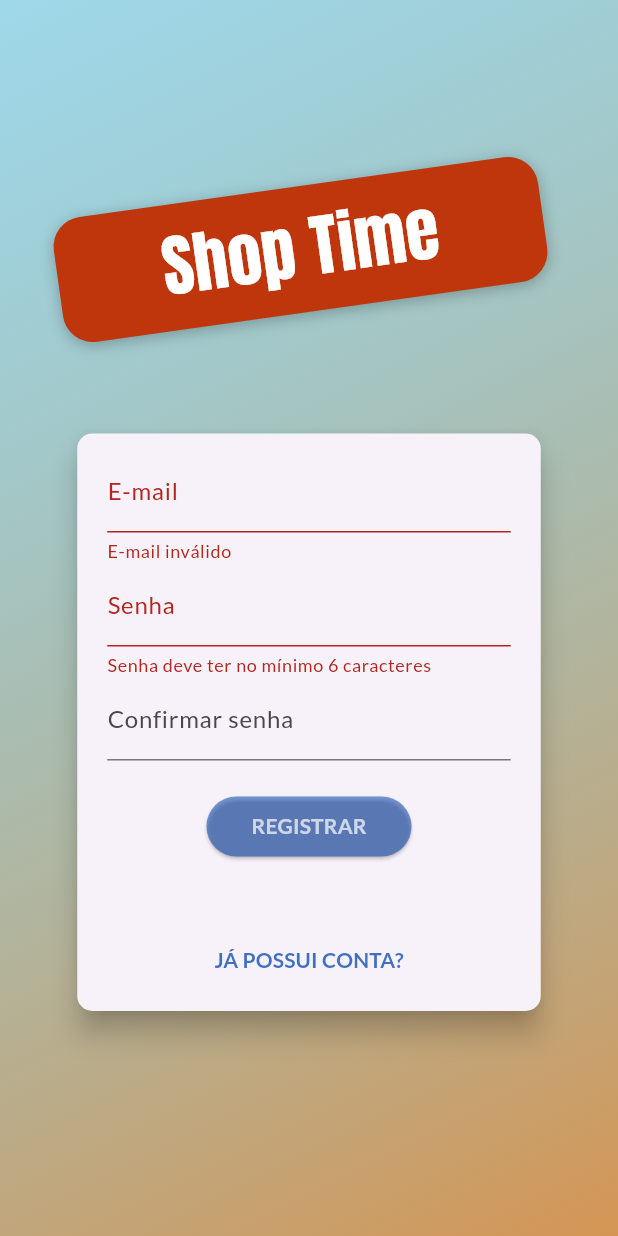
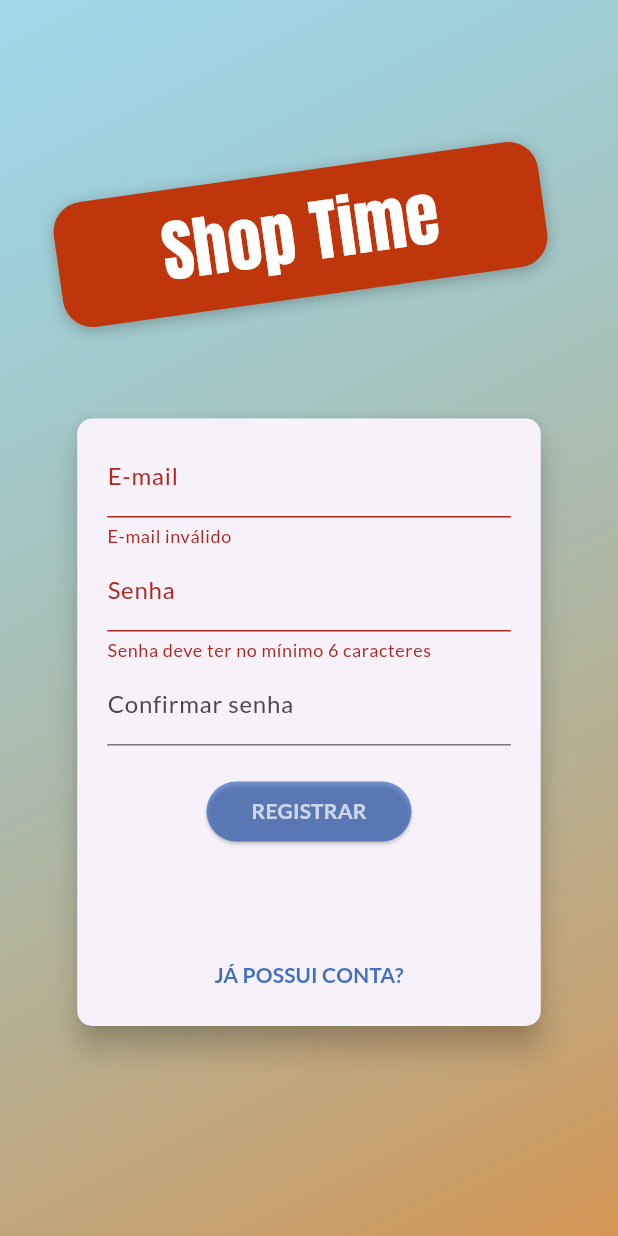
Before and after one commit to gabrielnavas/shop_flutter_auth_firebase_app, a Flutter app: the screen it shows after launch, after a tap on "ENTRAR", after a tap on "DESEJA REGISTRAR?", on a phone screen of 412 x 824 dp. Run offline on Flutter 3.47's test engine with Material 3 defaults, Android fonts, the phone set to English and light mode, and no system bars; our stand-ins replace faker, shared_preferences.

Commit message:
change hight form

```diff
--- a/lib/components/auth_form.dart
+++ b/lib/components/auth_form.dart
@@ -49,7 +49,7 @@ class _AuthFormState extends State<AuthForm> {
       elevation: 8,
       shape: RoundedRectangleBorder(borderRadius: BorderRadius.circular(10)),
       child: Container(
-        height: _isSignup() ? 385 : 320,
+        height: _isSignup() ? 405 : 320,
         width: deviceSize.width * 0.75,
         padding: const EdgeInsets.symmetric(
           horizontal: 20,
```
